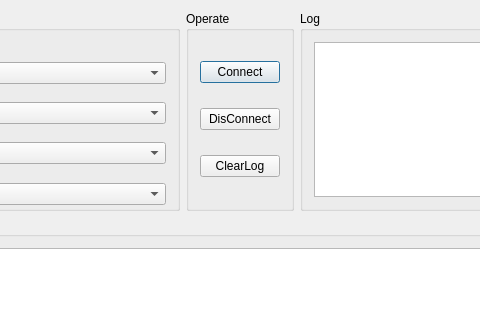
First picture: the form in RP1210App/RP1210Window.ui, repository maybez/RP1210App, before the edit; both pictures show x 131 to 611 and y 0 to 320 of the 949 by 626 pixel window.
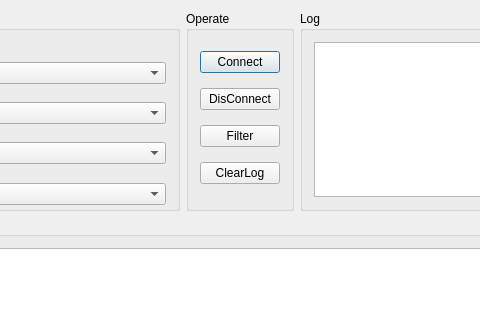
Second picture: the form after the edit.

Commit message: Add J1939 filter window

What changed in the file:
```diff
--- a/RP1210App/RP1210Window.ui
+++ b/RP1210App/RP1210Window.ui
@@ -158,6 +158,19 @@
           </property>
          </widget>
         </item>
+        <item>
+         <widget class="QPushButton" name="pushButtonFilter">
+          <property name="maximumSize">
+           <size>
+            <width>80</width>
+            <height>16777215</height>
+           </size>
+          </property>
+          <property name="text">
+           <string>Filter</string>
+          </property>
+         </widget>
+        </item>
         <item>
          <widget class="QPushButton" name="pushButtonClearLog">
           <property name="text">
```
The commit also changes 10 other files.
